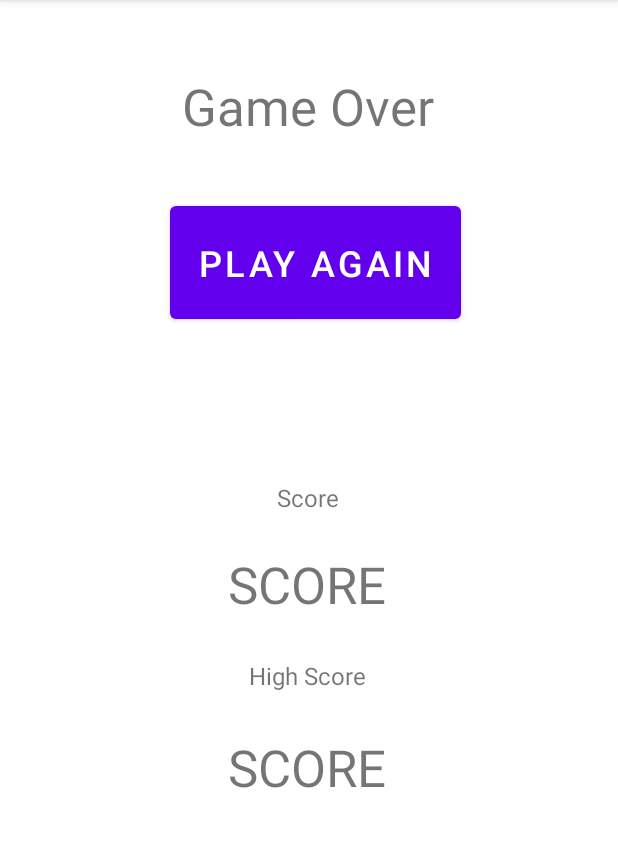
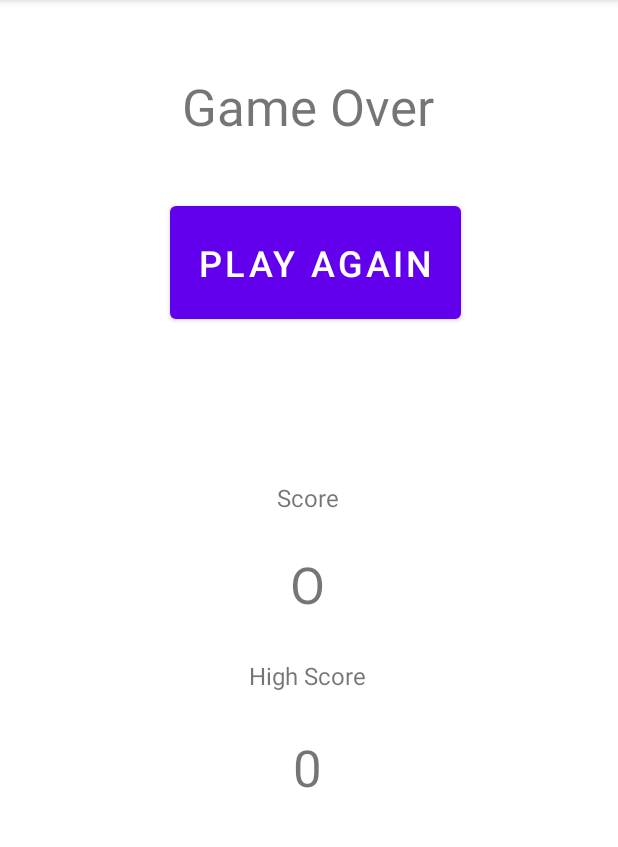
Before and after one commit to jvandrie13/388, an Android app: the GameOver screen opened directly, with no data from a screen before it, on a phone screen of 412 x 824 dp, the part 84-931 px from its top. Run offline under Robolectric (Android 15) with nearby library versions, the phone set to English and light mode, and no system bars.

Commit message:
We done lets a go

```diff
--- a/WackAMole/app/src/main/java/com/example/wackamole/GameOver.java
+++ b/WackAMole/app/src/main/java/com/example/wackamole/GameOver.java
@@ -1,25 +1,34 @@
 package com.example.wackamole;
 
-import androidx.annotation.Nullable;
 import androidx.appcompat.app.AppCompatActivity;
-import androidx.lifecycle.Observer;
-import androidx.lifecycle.ViewModelProvider;
 
+import android.content.Context;
 import android.content.Intent;
+import android.content.SharedPreferences;
 import android.os.Bundle;
 import android.view.View;
-import android.widget.Button;
 import android.widget.TextView;
 
 
 public class GameOver extends AppCompatActivity {
+    private TextView score;
+    private TextView highScore;
+    SharedPreferences sharedPref;
 
     @Override
     protected void onCreate(Bundle savedInstanceState) {
         super.onCreate(savedInstanceState);
         setContentView(R.layout.game_over);
+        highScore = findViewById(R.id.high_score_go);
+        score = findViewById(R.id.score_go);
 
-        };
+        sharedPref = getSharedPreferences("application", Context.MODE_PRIVATE);
+        highScore.setText(sharedPref.getString("HIGH_SCORE", "0"));
+        score.setText(sharedPref.getString("PREV_SCORE", "O"));
+
+
+
+    };
     public void onClickPlayAgain(View view) {
         Intent whackIntent = new Intent(GameOver.this, Whack.class);
         GameOver.this.startActivity(whackIntent);
--- a/WackAMole/app/src/main/java/com/example/wackamole/Main/MainActivity.java
+++ b/WackAMole/app/src/main/java/com/example/wackamole/Main/MainActivity.java
@@ -29,8 +29,8 @@ public class MainActivity extends AppCompatActivity {
         super.onCreate(savedInstanceState);
         setContentView(R.layout.activity_main);
 
-        highScore = findViewById(R.id.high_score);
-        prevScore = findViewById(R.id.prev_score);
+        highScore = findViewById(R.id.score_go);
+        prevScore = findViewById(R.id.high_score_go);
         playButton = findViewById(R.id.button_play);
         model = new ViewModelProvider(this).get(MainActivityViewModel.class);
         sharedPref = getSharedPreferences("application", Context.MODE_PRIVATE);
--- a/WackAMole/app/src/main/res/layout/activity_main.xml
+++ b/WackAMole/app/src/main/res/layout/activity_main.xml
@@ -80,7 +80,7 @@
                 android:layout_height="24dp" />
 
             <TextView
-                android:id="@+id/high_score"
+                android:id="@+id/score_go"
                 android:layout_width="match_parent"
                 android:layout_height="wrap_content"
                 android:text="SCORE"
@@ -104,7 +104,7 @@
                 android:layout_height="27dp" />
 
             <TextView
-                android:id="@+id/prev_score"
+                android:id="@+id/high_score_go"
                 android:layout_width="match_parent"
                 android:layout_height="wrap_content"
                 android:text="SCORE"
--- a/WackAMole/app/src/main/res/layout/game_over.xml
+++ b/WackAMole/app/src/main/res/layout/game_over.xml
@@ -78,7 +78,7 @@
                 android:layout_height="24dp" />
 
             <TextView
-                android:id="@+id/high_score"
+                android:id="@+id/score_go"
                 android:layout_width="match_parent"
                 android:layout_height="wrap_content"
                 android:text="SCORE"
@@ -102,7 +102,7 @@
                 android:layout_height="27dp" />
 
             <TextView
-                android:id="@+id/prev_score"
+                android:id="@+id/high_score_go"
                 android:layout_width="match_parent"
                 android:layout_height="wrap_content"
                 android:text="SCORE"
```
Also changed, not shown: WackAMole/app/src/main/java/com/example/wackamole/WhackViewModel.java (deleted, +0 -24 lines).
